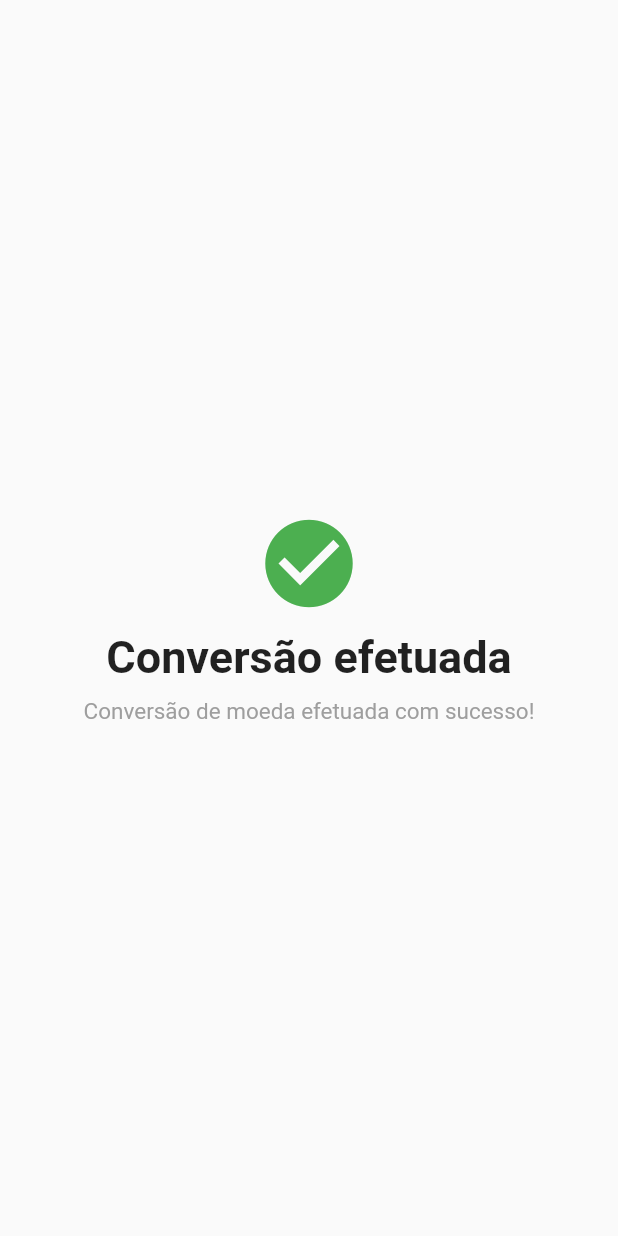
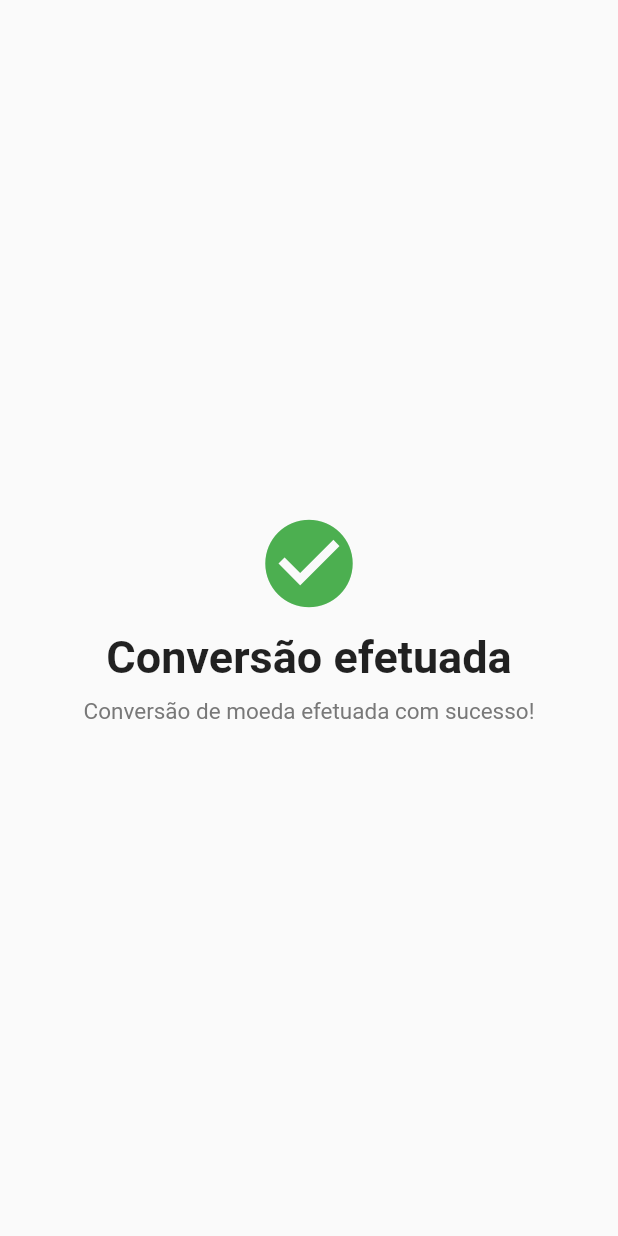
Before and after one commit to dannestulla/FlutterEverest, a Flutter app: the ConvertScreen screen opened by its route, after a tap on "Confirmar", on a phone screen of 412 x 824 dp. Run offline on Flutter 3.47's test engine with Material 2 defaults, Android fonts, the phone set to English and light mode, and no system bars; our stand-ins replace charts_flutter, flutter_riverpod.

Commit message:
fix: changed color from success screen

```diff
--- a/lib/screens/success_bottom_sheet.dart
+++ b/lib/screens/success_bottom_sheet.dart
@@ -17,7 +17,7 @@ void bottomSheet(BuildContext context) {
       Center(
           child: Text(
         Strings.efetuadaComSucesso,
-        style: TextStyle(color: Colors.grey, fontSize: 15),
+        style: TextStyle(color: Color.fromARGB(255, 120, 120, 120), fontSize: 15),
       )),
       Spacer()
     ]),
```
